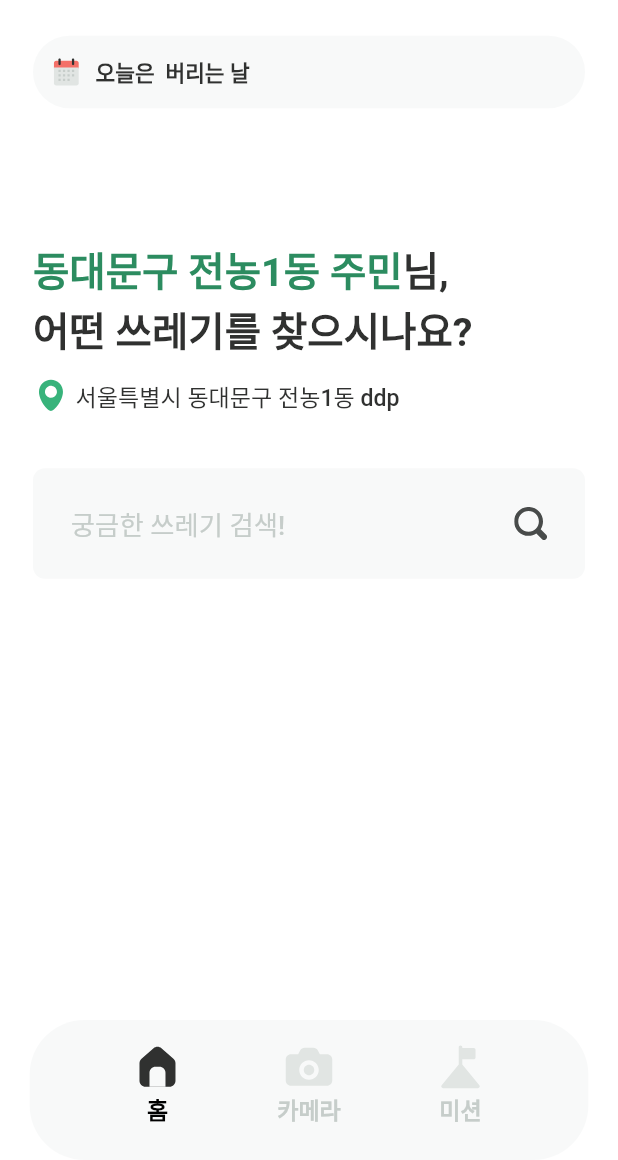
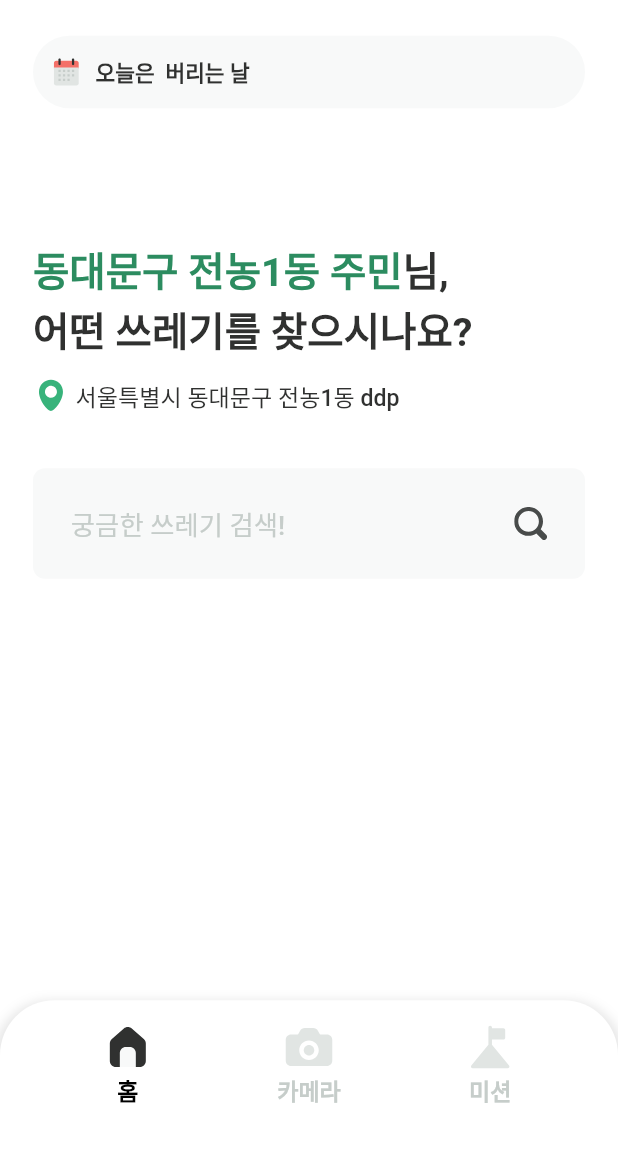
Before and after one commit to foreco-ibaji/Wiz-App-version1, a Flutter app: the screen it shows after launch, on a phone screen of 412 x 824 dp, the part 76-1236 px from its top. Run offline on Flutter 3.47's test engine with Material 2 defaults, Android fonts, the phone set to English and light mode, and no system bars; our stand-ins replace camera, device_preview, dio, flutter_dotenv, flutter_image_compress, flutter_screenutil and 10 more; missing offline and left inert: flutter_barcode_scanner, flutter_naver_map; network calls fail; Roboto replaces fonts that are missing (Pretendard); statements that could not run were skipped; project files that could hold a hidden picture were left out.

Commit message:
fix:#10 bottomNavi color,shadow,overflow error 수정

```diff
--- a/lib/modules/home/view/home_view.dart
+++ b/lib/modules/home/view/home_view.dart
@@ -165,12 +165,23 @@ class HomeScreen extends GetView<HomeController> {
         width: MediaQuery.of(context).size.width,
         alignment: Alignment.center,
         //TODO: 고정값없이 컨텐츠 크기만큼 차지하도록
-        height: 92.h,
-        margin: EdgeInsets.symmetric(horizontal: 18.w),
+        height: 105.h,
         padding: EdgeInsets.symmetric(horizontal: 63.w, vertical: 15.h)
             .copyWith(bottom: 22.h),
         decoration: BoxDecoration(
-            color: AppColors.grey1, borderRadius: BorderRadius.circular(36.r)),
+          color: AppColors.white,
+          borderRadius: BorderRadius.only(
+            topLeft: Radius.circular(36.r),
+            topRight: Radius.circular(36.r),
+          ),
+          boxShadow: [
+            BoxShadow(
+                color: Colors.black.withOpacity(0.1),
+                offset: Offset(0, 4.h),
+                blurRadius: 6.r,
+                spreadRadius: 3.r),
+          ],
+        ),
         child: Row(
           crossAxisAlignment: CrossAxisAlignment.center,
           mainAxisAlignment: MainAxisAlignment.spaceBetween,
```
